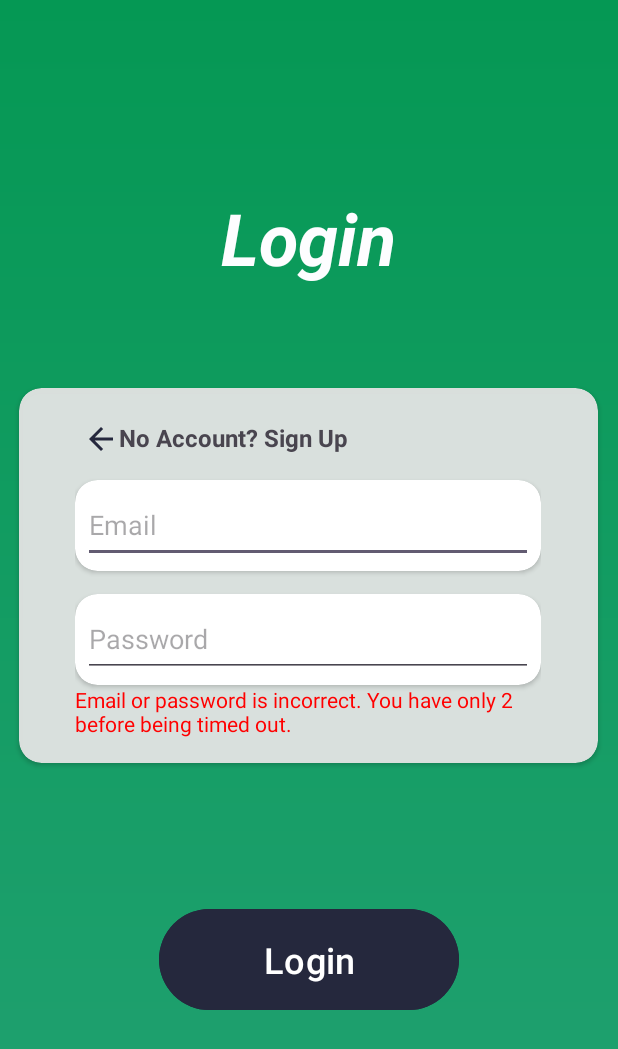
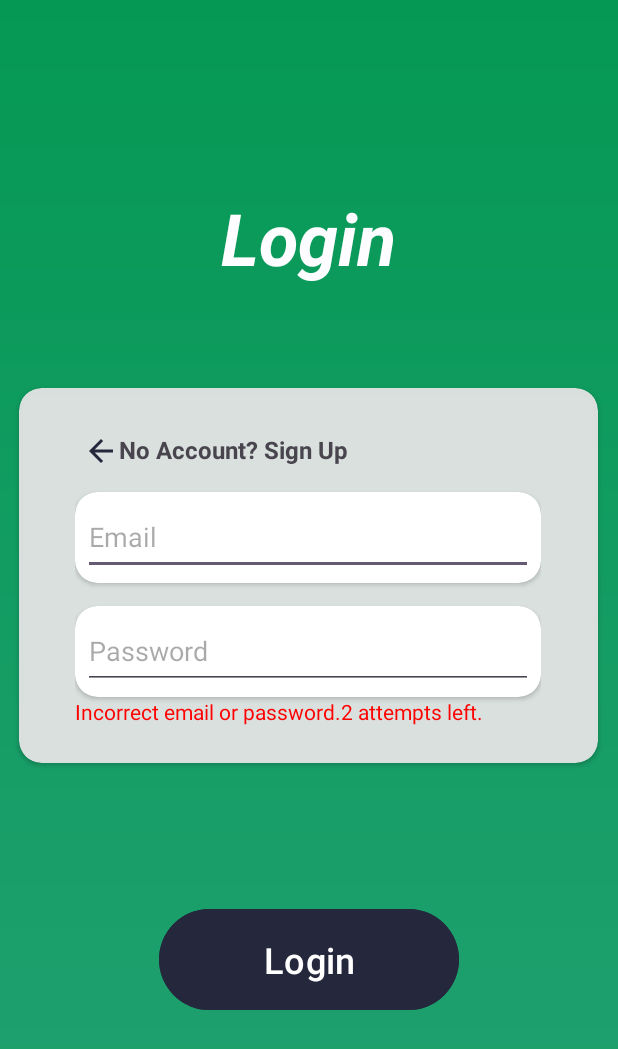
Before and after one commit to PorpleRuby/journal, an Android app: the LoginPage screen opened directly, with no data from a screen before it, after a tap on "Login", on a phone screen of 412 x 824 dp. Shown: the top 1049 px of the screen. Run offline under Robolectric (Android 15) with nearby library versions, the phone set to English and light mode, and no system bars; our stand-ins replace Firebase (no records; nobody signed in at launch, a user with empty details on screens opened directly).

Commit message:
work in progress profile and login page commits

```diff
--- a/app/build.gradle.kts
+++ b/app/build.gradle.kts
@@ -49,6 +49,7 @@ dependencies {
     implementation(libs.material)
     implementation(libs.androidx.activity)
     implementation(libs.androidx.constraintlayout)
+    implementation(libs.firebase.database.ktx)
     testImplementation(libs.junit)
     androidTestImplementation(libs.androidx.junit)
     androidTestImplementation(libs.androidx.espresso.core)
--- a/app/src/main/java/com/example/journal/LoginPage.kt
+++ b/app/src/main/java/com/example/journal/LoginPage.kt
@@ -12,9 +12,9 @@ import com.google.firebase.auth.FirebaseAuth
 import com.google.firebase.firestore.FirebaseFirestore
 
 class LoginPage : AppCompatActivity() {
-    val conn = FirebaseFirestore.getInstance()
+    private val conn = FirebaseFirestore.getInstance()
     private lateinit var mAuth: FirebaseAuth
-    private var loginAttempts = 3 // max amount of login attempts, will regenerate after timer ends
+    private var loginAttempts = 3 // max amount of login attempts
     private val timeout = 30000L // 30 sec timeout
 
     override fun onCreate(savedInstanceState: Bundle?) {
@@ -28,59 +28,67 @@ class LoginPage : AppCompatActivity() {
             insets
         }
 
-        // things in the layout
-        var logEmail: EditText = findViewById(R.id.loginEmail)
-        var logPass: EditText = findViewById(R.id.loginPass)
-        var lblLoginErr: TextView = findViewById(R.id.loginERR)
-        var lblReg: TextView = findViewById(R.id.reg2)
-        var btnLogin: Button = findViewById(R.id.btnLogin)
+        val logEmail: EditText = findViewById(R.id.loginEmail)
+        val logPass: EditText = findViewById(R.id.loginPass)
+        val lblLoginErr: TextView = findViewById(R.id.loginERR)
+        val lblReg: TextView = findViewById(R.id.reg2)
+        val btnLogin: Button = findViewById(R.id.btnLogin)
 
-        // clicked register button
         lblReg.setOnClickListener {
             val intent = Intent(this, RegistrationPage::class.java)
             startActivity(intent)
         }
 
         btnLogin.setOnClickListener {
-            var email = logEmail.text.toString()
-            var pass = logPass.text.toString()
+            val email = logEmail.text.toString()
+            val pass = logPass.text.toString()
+
             conn.collection("users")
-                .whereEqualTo("email", email).whereEqualTo("password", pass)
+                .whereEqualTo("email", email)
+                .whereEqualTo("password", pass) // Not secure; use Firebase Authentication instead.
                 .get()
                 .addOnSuccessListener { users ->
-                    // Account is there, I'm supposed to make this more complicated probably but I don't know what to use
                     if (!users.isEmpty) {
+                        val userDoc = users.documents[0]
+                        val userUID = userDoc.id
+                        val fullname = userDoc.getString("fullname") ?: "No name found"
+                        val userEmail = userDoc.getString("email") ?: "No email found"
+
+                        // Proceed with Firebase Authentication
                         mAuth.signInWithEmailAndPassword(email, pass)
                             .addOnCompleteListener(this) { task ->
                                 if (task.isSuccessful) {
-                                    // Sign in success, update UI with the signed-in user's information
-                                    val user = mAuth.currentUser
+                                    // Pass data to ProfilePage
+                                    val intent = Intent(this, ProfilePage::class.java).apply {
+                                        putExtra("user_id", userUID)
+                                        putExtra("fullname", fullname)
+                                        putExtra("email", userEmail)
+                                    }
+                                    startActivity(intent)
+                                    finish()
+                                } else {
+                                    lblLoginErr.text = "Authentication failed. Try again."
                                 }
                             }
-                        val intent = Intent(this, ProfilePage::class.java)
-                        startActivity(intent)
-                    }
-                    // Vague on what is incorrect for security measures
-                    else {
+                    } else {
+                        // Handle incorrect credentials
                         loginAttempts--
-                        lblLoginErr.text = "Email or password is incorrect. You have only "+loginAttempts+" before being timed out."
-                        logEmail.text = null
-                        logPass.text = null
+                        lblLoginErr.text = "Incorrect email or password." + loginAttempts + " attempts left."
 
                         if (loginAttempts <= 0) {
-                            // Disable the button
                             btnLogin.isEnabled = false
                             lblLoginErr.text = "Too many failed attempts. Please wait 30 seconds."
-
-                            // Re-enable after timeout
                             Handler().postDelayed({
-                                loginAttempts = 3 // Reset attempts
+                                loginAttempts = 3
                                 btnLogin.isEnabled = true
                                 lblLoginErr.text = ""
                             }, timeout)
                         }
                     }
                 }
+                .addOnFailureListener {
+                    lblLoginErr.text = "An error occurred. Please try again later."
+                }
         }
     }
 }
--- /dev/null
+++ b/app/src/main/res/drawable/baseline_border_color_24.xml
@@ -0,0 +1,5 @@
+<vector xmlns:android="http://schemas.android.com/apk/res/android" android:height="24dp" android:tint="#25283D" android:viewportHeight="24" android:viewportWidth="24" android:width="24dp">
+
+    <path android:fillColor="@android:color/white" android:pathData="M22,24H2v-4h20V24zM13.06,5.19l3.75,3.75L7.75,18H4v-3.75L13.06,5.19zM17.88,7.87l-3.75,-3.75l1.83,-1.83c0.39,-0.39 1.02,-0.39 1.41,0l2.34,2.34c0.39,0.39 0.39,1.02 0,1.41L17.88,7.87z"/>
+
+</vector>
--- /dev/null
+++ b/app/src/main/res/drawable/baseline_exit_to_app_24.xml
@@ -0,0 +1,5 @@
+<vector xmlns:android="http://schemas.android.com/apk/res/android" android:autoMirrored="true" android:height="24dp" android:tint="#25283D" android:viewportHeight="24" android:viewportWidth="24" android:width="24dp">
+
+    <path android:fillColor="@android:color/white" android:pathData="M10.09,15.59L11.5,17l5,-5 -5,-5 -1.41,1.41L12.67,11H3v2h9.67l-2.58,2.59zM19,3H5c-1.11,0 -2,0.9 -2,2v4h2V5h14v14H5v-4H3v4c0,1.1 0.89,2 2,2h14c1.1,0 2,-0.9 2,-2V5c0,-1.1 -0.9,-2 -2,-2z"/>
+
+</vector>
--- a/gradle/libs.versions.toml
+++ b/gradle/libs.versions.toml
@@ -9,6 +9,7 @@ appcompat = "1.7.0"
 material = "1.12.0"
 activity = "1.9.3"
 constraintlayout = "2.2.0"
+firebaseDatabaseKtx = "21.0.0"
 
 [libraries]
 androidx-core-ktx = { group = "androidx.core", name = "core-ktx", version.ref = "coreKtx" }
@@ -19,6 +20,7 @@ androidx-appcompat = { group = "androidx.appcompat", name = "appcompat", version
 material = { group = "com.google.android.material", name = "material", version.ref = "material" }
 androidx-activity = { group = "androidx.activity", name = "activity", version.ref = "activity" }
 androidx-constraintlayout = { group = "androidx.constraintlayout", name = "constraintlayout", version.ref = "constraintlayout" }
+firebase-database-ktx = { group = "com.google.firebase", name = "firebase-database-ktx", version.ref = "firebaseDatabaseKtx" }
 
 [plugins]
 android-application = { id = "com.android.application", version.ref = "agp" }
```
Also changed, not shown: app/src/main/java/com/example/journal/ProfilePage.kt (+77 -13 lines), app/src/main/res/layout/activity_profile_page.xml (+20 -7 lines).
